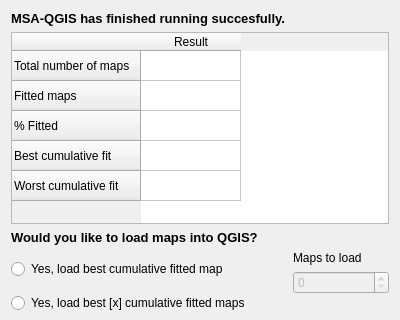
Qt form MSA_QGIS_succes_dialog.ui (ThyavdBerg/MSA-Q) before a commit; both pictures show x 0 to 400 and y 0 to 320 of the 400 by 478 pixel window.
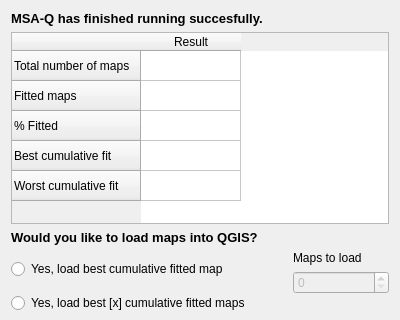
The same form after that commit.

```diff
--- a/MSA_QGIS_succes_dialog.ui
+++ b/MSA_QGIS_succes_dialog.ui
@@ -24,7 +24,7 @@
       </font>
      </property>
      <property name="text">
-      <string>MSA-QGIS has finished running succesfully. </string>
+      <string>MSA-Q has finished running succesfully. </string>
      </property>
     </widget>
    </item>
```
